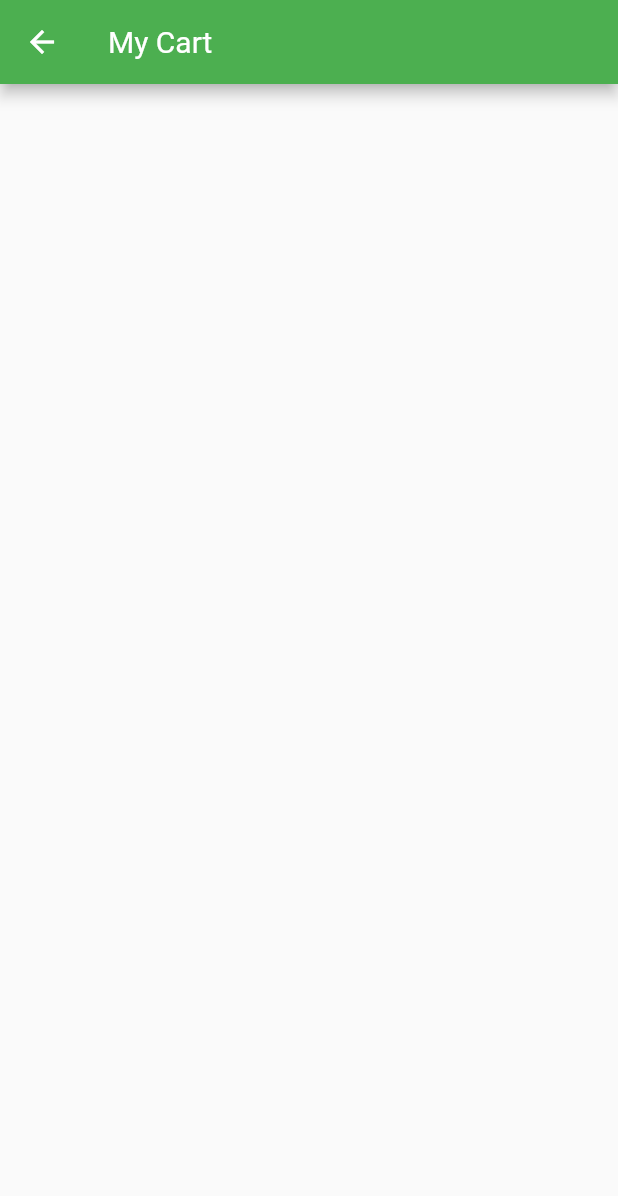
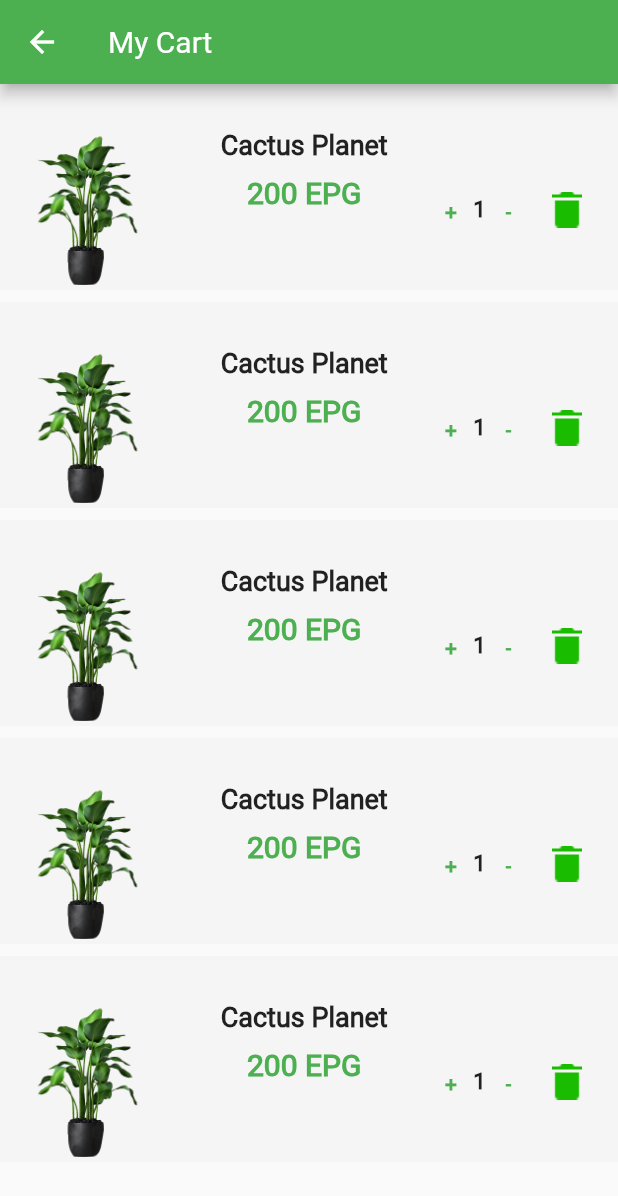
Before and after one commit to MOoRefaat/lavie, a Flutter app: the CartScreen screen opened directly, on a phone screen of 412 x 824 dp. Shown: the top 1196 px of the screen. Run offline on Flutter 3.47's test engine with Material 2 defaults, Android fonts, the phone set to English and light mode, and no system bars; our stand-ins replace bloc, conditional_builder_null_safety, dio, equatable, flutter_bloc, fluttertoast and 3 more; missing offline and left inert: dart:ffi; accounts and stored records are empty.

Commit message:
Last update

```diff
--- a/lib/network/api.dart
+++ b/lib/network/api.dart
@@ -7,7 +7,7 @@ abstract class LaVieApi {
   static const String baseUrl = 'https://lavie.orangedigitalcenteregypt.com';
   static const String signUp = '/api/v1/auth/signup';
   static const String logIn = '/api/v1/auth/signin';
-  static const String products='/api/v1/products';
+  static const String products = '/api/v1/products';
 }
 
 class WebServices {
@@ -60,10 +60,11 @@ class WebServices {
       rethrow;
     }
   }
-  Future<Response> fetchProducts(Map<String , dynamic> values) async {
+
+  Future<Response> fetchProducts() async {
     try {
       var response = await dio.get(LaVieApi.products, queryParameters: {
-        "Authorization":"Bearer ${CasheHelper.getData(key: 'TOKEN')}"
+        "Authorization": "Bearer ${CasheHelper.getData(key: 'TOKEN')}"
       });
       return response;
     } catch (e) {
@@ -71,6 +72,4 @@ class WebServices {
       rethrow;
     }
   }
-
-
 }
--- a/lib/screens/Cart_Search/cart_screen.dart
+++ b/lib/screens/Cart_Search/cart_screen.dart
@@ -3,7 +3,7 @@ import 'package:flutter/material.dart';
 
 class CartScreen extends StatelessWidget {
   const CartScreen({Key? key}) : super(key: key);
-
+  final int? count = 1;
   @override
   Widget build(BuildContext context) {
     return Scaffold(
@@ -11,6 +11,106 @@ class CartScreen extends StatelessWidget {
         title: Text('My Cart'),
         backgroundColor: Colors.green,
       ),
+      body: Container(
+        child: GridView.builder(
+          shrinkWrap: true,
+          physics: NeverScrollableScrollPhysics(),
+          itemCount: 5,
+          // crossAxisCount: 2,
+          // mainAxisSpacing: 2,
+          // crossAxisSpacing: 2,
+          // childAspectRatio: 1 / 1.56,
+          itemBuilder: (BuildContext context, int index) =>
+              CartBuilder(context, count!),
+          gridDelegate: SliverGridDelegateWithFixedCrossAxisCount(
+              crossAxisCount: 1,
+              childAspectRatio: 3,
+              mainAxisSpacing: 8,
+              crossAxisSpacing: 1),
+          //     List.generate(number, (index) => ProductListBuilder(context))
+        ),
+      ),
     );
   }
+
+  Widget CartBuilder(context, int count) => Container(
+        padding: EdgeInsets.only(left: 10, right: 10, top: 30),
+        color: Colors.grey[100],
+        child: Row(
+          children: [
+            Image(
+              image: AssetImage('assets/images/planet2.png'),
+              width: 100,
+              height: 100,
+              fit: BoxFit.cover,
+            ),
+            SizedBox(
+              width: 10,
+            ),
+            Expanded(
+              flex: 1,
+              child: Column(
+                children: [
+                  Text(
+                    'Cactus Planet',
+                    style: TextStyle(
+                      fontWeight: FontWeight.w900,
+                      fontSize: 18,
+                    ),
+                  ),
+                  SizedBox(
+                    height: 10,
+                  ),
+                  Text(
+                    '200 EPG',
+                    style: TextStyle(
+                        fontSize: 20,
+                        fontWeight: FontWeight.w800,
+                        color: Colors.green),
+                  )
+                ],
+              ),
+            ),
+            Row(
+              children: [
+                Container(
+                  width: 30,
+                  height: 30,
+                  child: TextButton(
+                      onPressed: () {},
+                      child: Text(
+                        '+',
+                        style: TextStyle(
+                            fontWeight: FontWeight.w800, color: Colors.green),
+                      )),
+                ),
+                Text(
+                  '${count}',
+                  style: TextStyle(fontWeight: FontWeight.bold, fontSize: 15),
+                ),
+                Container(
+                  width: 30,
+                  height: 30,
+                  child: TextButton(
+                      onPressed: () {
+                        count--;
+                      },
+                      child: Text(
+                        '-',
+                        style: TextStyle(
+                            fontWeight: FontWeight.w800, color: Colors.green),
+                      )),
+                ),
+                IconButton(
+                  onPressed: () {
+                    count--;
+                  },
+                  icon: Image.asset('assets/images/Vector.png'),
+                  iconSize: 2,
+                )
+              ],
+            )
+          ],
+        ),
+      );
 }
```
Also changed, not shown: lib/repository/main_repo.dart (+6 -1 lines), assets/images/Vector.png (added).
